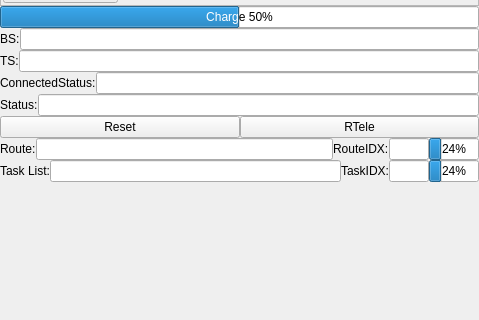
This is Lib/Net/Agent_Widget.ui in break11/AutoStorage as Qt 5 draws it before an edit; both pictures show x 0 to 479 and y 157 to 477 of the 479 by 759 pixel window. The edited form follows.
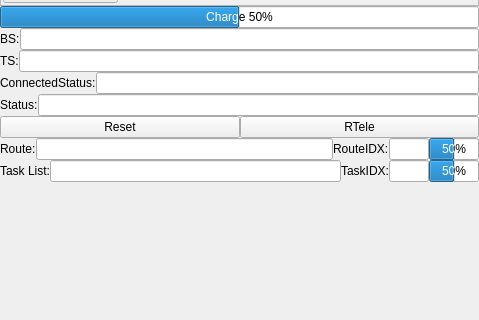
This is the edited form.

Commit message: тип поля для модели сделан всплывающей подсказкой, чтобы понимать для какого поля какой тип

The edit to the form file:
```diff
--- a/Lib/Net/Agent_Widget.ui
+++ b/Lib/Net/Agent_Widget.ui
@@ -532,7 +532,7 @@
         </size>
        </property>
        <property name="value">
-        <number>24</number>
+        <number>50</number>
        </property>
        <property name="alignment">
         <set>Qt::AlignCenter</set>
@@ -604,7 +604,7 @@
         </size>
        </property>
        <property name="value">
-        <number>24</number>
+        <number>50</number>
        </property>
        <property name="alignment">
         <set>Qt::AlignCenter</set>
```
The commit also changes 2 other files.
